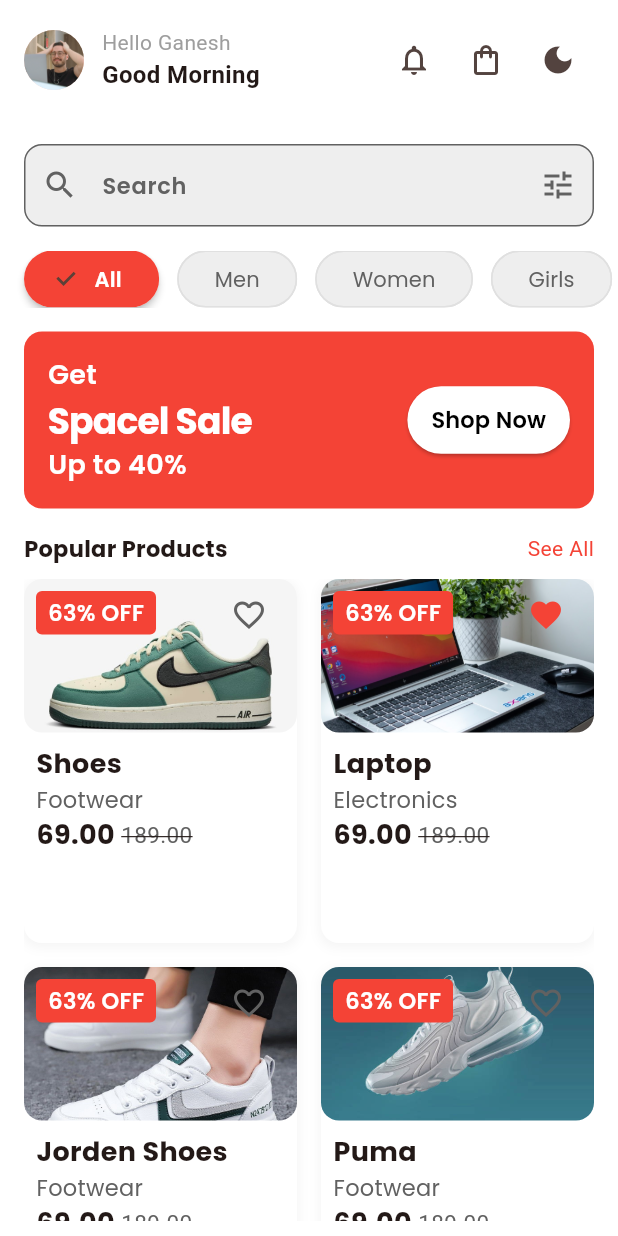
After one commit to ganeshchay2021/E_commerce_modernUI, a Flutter app: the HomeScreen screen opened directly, on a phone screen of 412 x 824 dp. The commit adds this screen. Run offline on Flutter 3.47's test engine with Material 3 defaults, Android fonts, the phone set to English and light mode, and no system bars; our stand-ins replace bloc, email_validator, flutter_bloc, google_fonts, shared_preferences; accounts and stored records are empty.

Commit message:
Home Screen design added

```diff
--- /dev/null
+++ b/lib/model/product_model.dart
@@ -0,0 +1,56 @@
+import 'package:e_commerce_modernui/utils/assets.dart';
+
+class ProductModel {
+  final String name;
+  final String category;
+  final double price;
+  final double? oldPrice;
+  final String imageUrl;
+  final bool isFavourite;
+  final String description;
+
+  ProductModel(
+      {required this.name,
+      required this.category,
+      required this.price,
+      this.oldPrice,
+      required this.imageUrl,
+      this.isFavourite = false,
+      required this.description});
+}
+
+final List<ProductModel> products = [
+  ProductModel(
+    name: "Shoes",
+    category: "Footwear",
+    price: 69.0,
+    oldPrice: 189.0,
+    imageUrl: Assets.shoe,
+    description: "THis is the description of product 1",
+  ),
+  ProductModel(
+    isFavourite: true,
+    name: "Laptop",
+    category: "Electronics",
+    price: 69.0,
+    oldPrice: 189.0,
+    imageUrl: Assets.laptop,
+    description: "THis is the description of product 2",
+  ),
+   ProductModel(
+    name: "Jorden Shoes",
+    category: "Footwear",
+    price: 69.0,
+    oldPrice: 189.0,
+    imageUrl: Assets.shoe2,
+    description: "THis is the description of product 3",
+  ),
+   ProductModel(
+    name: "Puma",
+    category: "Footwear",
+    price: 69.0,
+    oldPrice: 189.0,
+    imageUrl: Assets.shoes2,
+    description: "THis is the description of product 4",
+  ),
+];
--- a/lib/utils/app_theme.dart
+++ b/lib/utils/app_theme.dart
@@ -1,3 +1,4 @@
+import 'package:e_commerce_modernui/utils/app_text_styles.dart';
 import 'package:flutter/material.dart';
 
 class AppTheme {
@@ -19,9 +20,13 @@
         brightness: Brightness.light,
         surface: Colors.white),
     cardColor: Colors.white,
-    bottomNavigationBarTheme: const BottomNavigationBarThemeData(
+    bottomNavigationBarTheme: BottomNavigationBarThemeData(
+      selectedIconTheme: const IconThemeData(size: 25,
+      color: Color(0xFFff5722)),
       backgroundColor: Colors.white,
-      selectedItemColor: Color(0xFFff5722),
+      elevation: 5,
+      selectedLabelStyle: AppTextstyles.buttonMedium,
+      selectedItemColor: const Color(0xFFff5722),
       unselectedItemColor: Colors.grey,
     ),
   );
--- /dev/null
+++ b/lib/view/Main/main_screen.dart
@@ -0,0 +1,60 @@
+import 'package:e_commerce_modernui/view/cart/cart_screen.dart';
+import 'package:e_commerce_modernui/view/favourite/favorite_screen.dart';
+import 'package:e_commerce_modernui/view/home/home_screen.dart';
+import 'package:e_commerce_modernui/view/profile/profile_screen.dart';
+import 'package:flutter/material.dart';
+
+class MainScreen extends StatefulWidget {
+  const MainScreen({super.key});
+
+  @override
+  State<MainScreen> createState() => _MainScreenState();
+}
+
+class _MainScreenState extends State<MainScreen> {
+  final List<Widget> pages = const [
+    HomeScreen(),
+    CartScreen(),
+    FavoriteScreen(),
+    ProfileScreen(),
+  ];
+  int _currentIndex = 0;
+  @override
+  Widget build(BuildContext context) {
+    bool isDark = Theme.of(context).brightness == Brightness.dark;
+    return Scaffold(
+      body: IndexedStack(
+        index: _currentIndex,
+        children: pages,
+      ),
+      bottomNavigationBar: BottomNavigationBar(
+        unselectedItemColor: isDark ? Colors.grey[300]! : null,
+        showUnselectedLabels: false,
+        type: BottomNavigationBarType.fixed,
+        currentIndex: _currentIndex,
+        onTap: (value) {
+          setState(() {
+            _currentIndex = value;
+          });
+        },
+        elevation: 5,
+        items: const [
+          BottomNavigationBarItem(
+              icon: Icon(Icons.home_outlined), label: "Home"),
+          BottomNavigationBarItem(
+              icon: Icon(
+                Icons.shopping_bag_outlined,
+              ),
+              label: "Cart"),
+          BottomNavigationBarItem(
+              icon: Icon(
+                Icons.favorite_outline,
+              ),
+              label: "Favourite"),
+          BottomNavigationBarItem(
+              icon: Icon(Icons.person_outline), label: "Profile"),
+        ],
+      ),
+    );
+  }
+}
--- /dev/null
+++ b/lib/view/cart/cart_screen.dart
@@ -0,0 +1,14 @@
+import 'package:flutter/material.dart';
+
+class CartScreen extends StatelessWidget {
+  const CartScreen({super.key});
+
+  @override
+  Widget build(BuildContext context) {
+    return const Scaffold(
+      body: Center(
+        child: Text("Cart"),
+      ),
+    );
+  }
+}
--- /dev/null
+++ b/lib/view/favourite/favorite_screen.dart
@@ -0,0 +1,14 @@
+import 'package:flutter/material.dart';
+
+class FavoriteScreen extends StatelessWidget {
+  const FavoriteScreen({super.key});
+
+  @override
+  Widget build(BuildContext context) {
+    return const Scaffold(
+      body: Center(
+        child: Text("favourite"),
+      ),
+    );
+  }
+}
--- a/lib/view/home/home_screen.dart
+++ b/lib/view/home/home_screen.dart
@@ -1,13 +1,116 @@
+import 'package:e_commerce_modernui/utils/app_text_styles.dart';
+import 'package:e_commerce_modernui/utils/assets.dart';
+import 'package:e_commerce_modernui/utils/cubit/theme_cubit.dart';
+import 'package:e_commerce_modernui/widgets/category_chip.dart';
+import 'package:e_commerce_modernui/widgets/custom_search_bar.dart';
+import 'package:e_commerce_modernui/widgets/product_grid.dart';
+import 'package:e_commerce_modernui/widgets/sale_banner.dart';
 import 'package:flutter/material.dart';
+import 'package:flutter_bloc/flutter_bloc.dart';
 
 class HomeScreen extends StatelessWidget {
   const HomeScreen({super.key});
 
   @override
   Widget build(BuildContext context) {
-    return const Scaffold(
-      body: Center(
-        child: Text("Home Page"),
+    return Scaffold(
+      body: SafeArea(
+        child: Column(
+          children: [
+            Padding(
+              padding: const EdgeInsets.all(16),
+              child: Row(
+                children: [
+                  //user profile
+                  CircleAvatar(
+                    radius: 20,
+                    backgroundImage: AssetImage(Assets.avatar),
+                  ),
+                  const SizedBox(
+                    width: 12,
+                  ),
+                  const Column(
+                    crossAxisAlignment: CrossAxisAlignment.start,
+                    children: [
+                      //user name and greeting
+                      Text(
+                        "Hello Ganesh",
+                        style: TextStyle(
+                          fontSize: 14,
+                          color: Colors.grey,
+                        ),
+                      ),
+                      Text(
+                        "Good Morning",
+                        style: TextStyle(
+                          fontSize: 16,
+                          fontWeight: FontWeight.bold,
+                        ),
+                      ),
+                    ],
+                  ),
+
+                  const Spacer(),
+
+                  //notification icon
+                  IconButton(
+                    onPressed: () {},
+                    icon: const Icon(
+                      Icons.notifications_outlined,
+                    ),
+                  ),
+                  IconButton(
+                    onPressed: () {},
+                    icon: const Icon(
+                      Icons.shopping_bag_outlined,
+                    ),
+                  ),
+                  IconButton(
+                      onPressed: () {
+                        context.read<ThemeCubit>().toggle();
+                      },
+                      icon: const Icon(Icons.dark_mode))
+                ],
+              ),
+            ),
+
+            //search bar
+            const CustomSearchBar(),
+
+            //category chip
+            const CategoryChip(),
+
+            //sale Banner
+            const SaleBanner(),
+
+            //popular product
+            Padding(
+              padding: const EdgeInsets.symmetric(horizontal: 16),
+              child: Row(
+                children: [
+                  Text(
+                    "Popular Products",
+                    style: AppTextstyles.withWeight(
+                        AppTextstyles.bodyMedium, FontWeight.bold),
+                  ),
+                  const Spacer(),
+                  GestureDetector(
+                    onTap: () {},
+                    child: Text(
+                      "See All",
+                      style: TextStyle(
+                        color: Theme.of(context).primaryColor,
+                      ),
+                    ),
+                  )
+                ],
+              ),
+            ),
+
+            //product grid
+            const Expanded(child: ProductGrid())
+          ],
+        ),
       ),
     );
   }
--- a/lib/view/login/login_screen.dart
+++ b/lib/view/login/login_screen.dart
@@ -1,5 +1,6 @@
 import 'package:e_commerce_modernui/utils/app_text_styles.dart';
 import 'package:e_commerce_modernui/view/forgot%20password/forgot_password_screen.dart';
+import 'package:e_commerce_modernui/view/Main/main_screen.dart';
 import 'package:e_commerce_modernui/view/signup/signup_screen.dart';
 import 'package:e_commerce_modernui/widgets/custom_textfield.dart';
 import 'package:email_validator/email_validator.dart';
@@ -17,7 +18,14 @@
   final TextEditingController emailController = TextEditingController();
   final TextEditingController passwordController = TextEditingController();
 
-  void _handleLogin() {}
+  void _handleLogin() {
+    Navigator.pushReplacement(
+      context,
+      CupertinoPageRoute(
+        builder: (context) => const MainScreen(),
+      ),
+    );
+  }
 
   @override
   Widget build(BuildContext context) {
--- a/lib/view/onboarding/onboarding_screen.dart
+++ b/lib/view/onboarding/onboarding_screen.dart
@@ -1,6 +1,6 @@
 import 'package:e_commerce_modernui/model/onBoarding_item_model.dart';
 import 'package:e_commerce_modernui/utils/app_text_styles.dart';
-import 'package:e_commerce_modernui/view/home/home_screen.dart';
+import 'package:e_commerce_modernui/view/login/login_screen.dart';
 import 'package:flutter/cupertino.dart';
 import 'package:flutter/material.dart';
 import 'package:shared_preferences/shared_preferences.dart';
@@ -126,7 +126,7 @@
                       Navigator.pushReplacement(
                         context,
                         CupertinoPageRoute(
-                          builder: (context) => const HomeScreen(),
+                          builder: (context) => const LoginScreen(),
                         ),
                       );
                     }
--- /dev/null
+++ b/lib/view/product details/product_details_screen.dart
@@ -0,0 +1,10 @@
+import 'package:flutter/material.dart';
+
+class ProductDetailsScreen extends StatelessWidget {
+  const ProductDetailsScreen({super.key});
+
+  @override
+  Widget build(BuildContext context) {
+    return const Scaffold();
+  }
+}
--- /dev/null
+++ b/lib/view/profile/profile_screen.dart
@@ -0,0 +1,14 @@
+import 'package:flutter/material.dart';
+
+class ProfileScreen extends StatelessWidget {
+  const ProfileScreen({super.key});
+
+  @override
+  Widget build(BuildContext context) {
+    return const Scaffold(
+      body: Center(
+        child: Text("profile"),
+      ),
+    );
+  }
+}
--- /dev/null
+++ b/lib/widgets/category_chip.dart
@@ -0,0 +1,81 @@
+import 'package:e_commerce_modernui/utils/app_text_styles.dart';
+import 'package:flutter/material.dart';
+
+class CategoryChip extends StatefulWidget {
+  const CategoryChip({super.key});
+
+  @override
+  State<CategoryChip> createState() => _CategoryChipState();
+}
+
+class _CategoryChipState extends State<CategoryChip> {
+  int selectedIndex = 0;
+
+  final List<String> category = ["All", "Men", "Women", "Girls"];
+  @override
+  Widget build(BuildContext context) {
+    bool isDark = Theme.of(context).brightness == Brightness.dark;
+    return SingleChildScrollView(
+      scrollDirection: Axis.horizontal,
+      child: Padding(
+        padding: const EdgeInsets.symmetric(horizontal: 16),
+        child: Row(
+          children: List.generate(category.length, (index) {
+            return Padding(
+              padding: const EdgeInsets.only(right: 12),
+              child: AnimatedContainer(
+                duration: const Duration(milliseconds: 200),
+                curve: Curves.easeIn,
+                child: ChoiceChip(
+                  shape: RoundedRectangleBorder(
+                      borderRadius: BorderRadius.circular(20)),
+                  label: Text(
+                    category[index],
+                    style: AppTextstyles.withColor(
+                      selectedIndex == index
+                          ? AppTextstyles.withWeight(
+                              AppTextstyles.bodySmall, FontWeight.w600)
+                          : AppTextstyles.bodySmall,
+                      selectedIndex == index
+                          ? Colors.white
+                          : isDark
+                              ? Colors.grey[100]!
+                              : Colors.grey[700]!,
+                    ),
+                  ),
+                  selected: selectedIndex == index ? true : false,
+                  onSelected: (value) {
+                    setState(() {
+                      selectedIndex = value ? index : selectedIndex;
+                    });
+                  },
+                  backgroundColor: isDark ? Colors.grey[600]! : Colors.grey[200],
+                  selectedColor: Theme.of(context).primaryColor,
+                  elevation: selectedIndex == index ? 2 : 0,
+                  pressElevation: 0,
+                  labelPadding: const EdgeInsets.symmetric(
+                    horizontal: 8,
+                    vertical: 1,
+                  ),
+                  padding: const EdgeInsets.symmetric(
+                    horizontal: 16,
+                    vertical: 7,
+                  ),
+                  materialTapTargetSize: MaterialTapTargetSize.shrinkWrap,
+                  side: BorderSide(
+                    width: 1,
+                    color: selectedIndex == index
+                        ? Colors.transparent
+                        : isDark
+                            ? Colors.grey[700]!
+                            : Colors.grey[300]!,
+                  ),
+                ),
+              ),
+            );
+          }),
+        ),
+      ),
+    );
+  }
+}
--- /dev/null
+++ b/lib/widgets/custom_search_bar.dart
@@ -0,0 +1,50 @@
+import 'package:e_commerce_modernui/utils/app_text_styles.dart';
+import 'package:flutter/material.dart';
+
+class CustomSearchBar extends StatelessWidget {
+  const CustomSearchBar({super.key});
+
+  @override
+  Widget build(BuildContext context) {
+    bool isDark = Theme.of(context).brightness == Brightness.dark;
+    Color color = isDark ? Colors.grey[300]! : Colors.grey[700]!;
+    return Padding(
+      padding: const EdgeInsets.all(16.0),
+      child: TextField(
+        style: AppTextstyles.withColor(
+          AppTextstyles.buttonMedium,
+          Theme.of(context).textTheme.bodyLarge?.color ?? Colors.black,
+        ),
+        decoration: InputDecoration(
+          prefixIcon: Icon(
+            Icons.search,
+            color: color,
+          ),
+          suffixIcon: Icon(
+            Icons.tune,
+            color: color,
+          ),
+          hintText: "Search",
+          hintStyle: AppTextstyles.withColor(
+            AppTextstyles.buttonMedium,
+            color,
+          ),
+          filled: true,
+          fillColor: isDark ? Colors.grey[600] : Colors.grey[200],
+          border: OutlineInputBorder(
+            borderRadius: BorderRadius.circular(12),
+            borderSide: BorderSide.none,
+          ),
+          enabledBorder: OutlineInputBorder(
+              borderRadius: BorderRadius.circular(12),
+              borderSide: BorderSide(color: color, width: 1)),
+          focusedBorder: OutlineInputBorder(
+            borderRadius: BorderRadius.circular(12),
+            borderSide:
+                BorderSide(color: Theme.of(context).primaryColor, width: 1),
+          ),
+        ),
+      ),
+    );
+  }
+}
--- /dev/null
+++ b/lib/widgets/product_card.dart
@@ -0,0 +1,166 @@
+// ignore_for_file: public_member_api_docs, sort_constructors_first
+import 'package:e_commerce_modernui/utils/app_text_styles.dart';
+import 'package:flutter/material.dart';
+
+import 'package:e_commerce_modernui/model/product_model.dart';
+
+class ProductCard extends StatelessWidget {
+  final ProductModel product;
+  const ProductCard({
+    super.key,
+    required this.product,
+  });
+
+  @override
+  Widget build(BuildContext context) {
+    final screenWidth = MediaQuery.of(context).size.width;
+    final isDark = Theme.of(context).brightness == Brightness.dark;
+
+    return Container(
+      constraints: BoxConstraints(
+        maxWidth: screenWidth * 0.9,
+      ),
+      decoration: BoxDecoration(
+        color: Theme.of(context).cardColor,
+        borderRadius: BorderRadius.circular(12),
+        boxShadow: [
+          BoxShadow(
+            color: isDark
+                ? Colors.black.withOpacity(0.3)
+                : Colors.grey.withOpacity(0.1),
+            spreadRadius: 1,
+            blurRadius: 5,
+            offset: const Offset(
+              0,
+              2,
+            ),
+          ),
+        ],
+      ),
+      child: Column(
+        children: [
+          Stack(
+            children: [
+              AspectRatio(
+                aspectRatio: 16 / 9,
+                child: ClipRRect(
+                  borderRadius: BorderRadius.circular(12),
+                  child: Image.asset(
+                    product.imageUrl,
+                    width: double.infinity,
+                    fit: BoxFit.cover,
+                  ),
+                ),
+              ),
+
+              //favourite
+              Positioned(
+                top: 0,
+                right: 8,
+                child: IconButton(
+                  onPressed: () {},
+                  icon: Icon(
+                    product.isFavourite
+                        ? Icons.favorite
+                        : Icons.favorite_border,
+                    color: product.isFavourite
+                        ? Theme.of(context).primaryColor
+                        : isDark
+                            ? Colors.grey[300]!
+                            : Colors.grey[700]!,
+                  ),
+                ),
+              ),
+
+              //discount
+              Positioned(
+                top: 8,
+                left: 8,
+                child: Container(
+                  padding: const EdgeInsets.symmetric(
+                    horizontal: 8,
+                    vertical: 4,
+                  ),
+                  alignment: Alignment.center,
+                  decoration: BoxDecoration(
+                    borderRadius: BorderRadius.circular(4),
+                    color: Theme.of(context).primaryColor,
+                  ),
+                  child: Text(
+                    "${calculteDiscount(product.oldPrice!, product.price)}% OFF",
+                    style: AppTextstyles.withColor(
+                      AppTextstyles.buttonMedium,
+                      Colors.white,
+                    ),
+                  ),
+                ),
+              ),
+            ],
+          ),
+          Padding(
+            padding: EdgeInsets.all(screenWidth * 0.02),
+            child: Column(
+              crossAxisAlignment: CrossAxisAlignment.start,
+              children: [
+                Text(
+                  product.name,
+                  maxLines: 1,
+                  overflow: TextOverflow.ellipsis,
+                  style: AppTextstyles.withWeight(
+                    AppTextstyles.withColor(
+                      AppTextstyles.h3,
+                      Theme.of(context).textTheme.bodyLarge!.color!,
+                    ),
+                    FontWeight.bold,
+                  ),
+                ),
+                Text(
+                  product.category,
+                  maxLines: 1,
+                  overflow: TextOverflow.ellipsis,
+                  style: AppTextstyles.withColor(
+                    AppTextstyles.bodyMedium,
+                    isDark ? Colors.grey[300]! : Colors.grey[700]!,
+                  ),
+                ),
+                Row(
+                  children: [
+                    Text(
+                      product.price.toStringAsFixed(2),
+                      maxLines: 1,
+                      overflow: TextOverflow.ellipsis,
+                      style: AppTextstyles.withWeight(
+                        AppTextstyles.withColor(
+                          AppTextstyles.h3,
+                          Theme.of(context).textTheme.bodyLarge!.color!,
+                        ),
+                        FontWeight.bold,
+                      ),
+                    ),
+                    if (product.oldPrice != null) ...[
+                      SizedBox(
+                        width: screenWidth * 0.01,
+                      ),
+                      Text(
+                        product.oldPrice!.toStringAsFixed(2),
+                        style: TextStyle(
+                          decoration: TextDecoration.lineThrough,
+                          fontSize: 15,
+                          color: isDark ? Colors.grey[300]! : Colors.grey[700]!,
+                        ),
+                      ),
+                    ]
+                  ],
+                )
+              ],
+            ),
+          )
+        ],
+      ),
+    );
+  }
+
+  int calculteDiscount(double oldPrice,double price){
+    return (((oldPrice-price)/oldPrice)*100).round();
+  }
+}
--- /dev/null
+++ b/lib/widgets/product_grid.dart
@@ -0,0 +1,30 @@
+import 'package:e_commerce_modernui/model/product_model.dart';
+import 'package:e_commerce_modernui/widgets/product_card.dart';
+import 'package:flutter/material.dart';
+
+class ProductGrid extends StatelessWidget {
+  const ProductGrid({super.key});
+
+  @override
+  Widget build(BuildContext context) {
+    return Padding(
+      padding: const EdgeInsets.symmetric(
+        horizontal: 16,
+        vertical: 10,
+      ),
+      child: GridView.builder(
+        padding: EdgeInsets.zero,
+        itemCount: products.length,
+        gridDelegate: const SliverGridDelegateWithFixedCrossAxisCount(
+            crossAxisCount: 2,
+            mainAxisSpacing: 16,
+            crossAxisSpacing: 16,
+            childAspectRatio: 0.75),
+        itemBuilder: (context, index) {
+          final product=products[index];
+          return ProductCard(product: product,);
+        },
+      ),
+    );
+  }
+}
--- /dev/null
+++ b/lib/widgets/sale_banner.dart
@@ -0,0 +1,64 @@
+import 'package:e_commerce_modernui/utils/app_text_styles.dart';
+import 'package:flutter/material.dart';
+
+class SaleBanner extends StatelessWidget {
+  const SaleBanner({super.key});
+
+  @override
+  Widget build(BuildContext context) {
+    return Container(
+      margin: const EdgeInsets.all(16),
+      padding: const EdgeInsets.all(16),
+      decoration: BoxDecoration(
+          color: Theme.of(context).primaryColor,
+          borderRadius: BorderRadius.circular(12)),
+      child: Row(
+        children: [
+          Expanded(
+            child: Column(
+              crossAxisAlignment: CrossAxisAlignment.start,
+              children: [
+                Text(
+                  "Get",
+                  style: AppTextstyles.withColor(
+                    AppTextstyles.h3,
+                    Colors.white,
+                  ),
+                ),
+                Text(
+                  "Spacel Sale",
+                  style: AppTextstyles.withColor(
+                    AppTextstyles.withWeight(
+                      AppTextstyles.h2,
+                      FontWeight.bold,
+                    ),
+                    Colors.white,
+                  ),
+                ),
+                Text(
+                  "Up to 40%",
+                  style: AppTextstyles.withColor(
+                    AppTextstyles.h3,
+                    Colors.white,
+                  ),
+                ),
+              ],
+            ),
+          ),
+          ElevatedButton(
+            onPressed: () {},
+            style: ElevatedButton.styleFrom(
+                backgroundColor: Colors.white,
+                foregroundColor: Colors.black,
+                padding:
+                    const EdgeInsets.symmetric(horizontal: 16, vertical: 12)),
+            child: Text(
+              "Shop Now",
+              style: AppTextstyles.buttonMedium,
+            ),
+          )
+        ],
+      ),
+    );
+  }
+}
```
